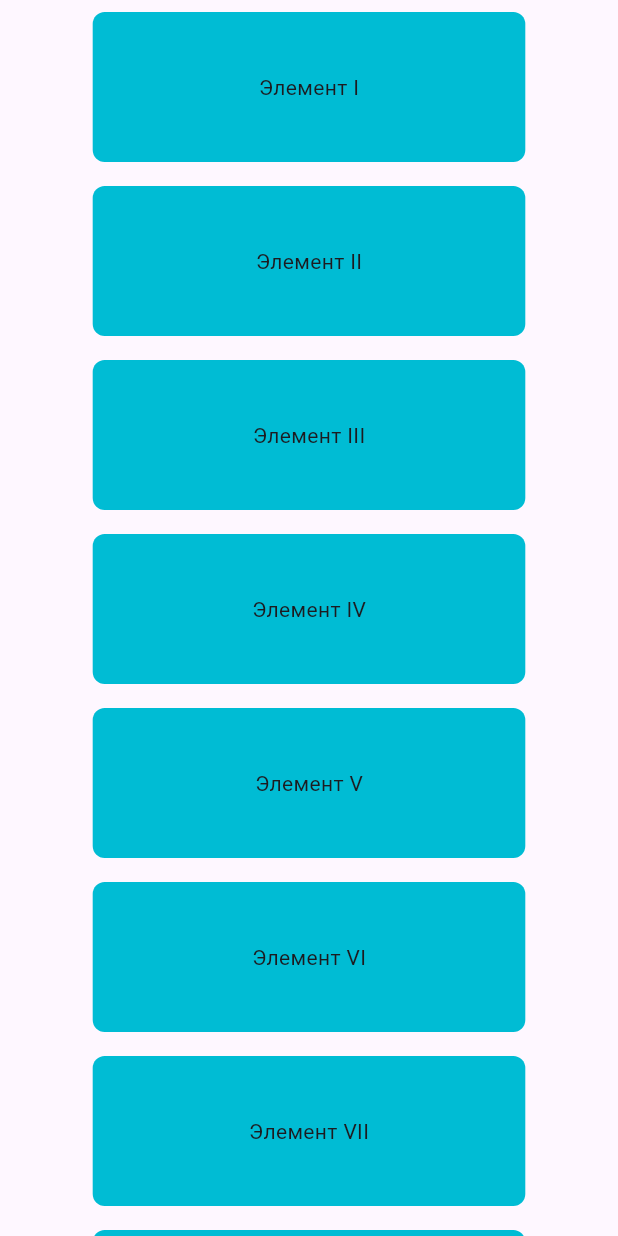
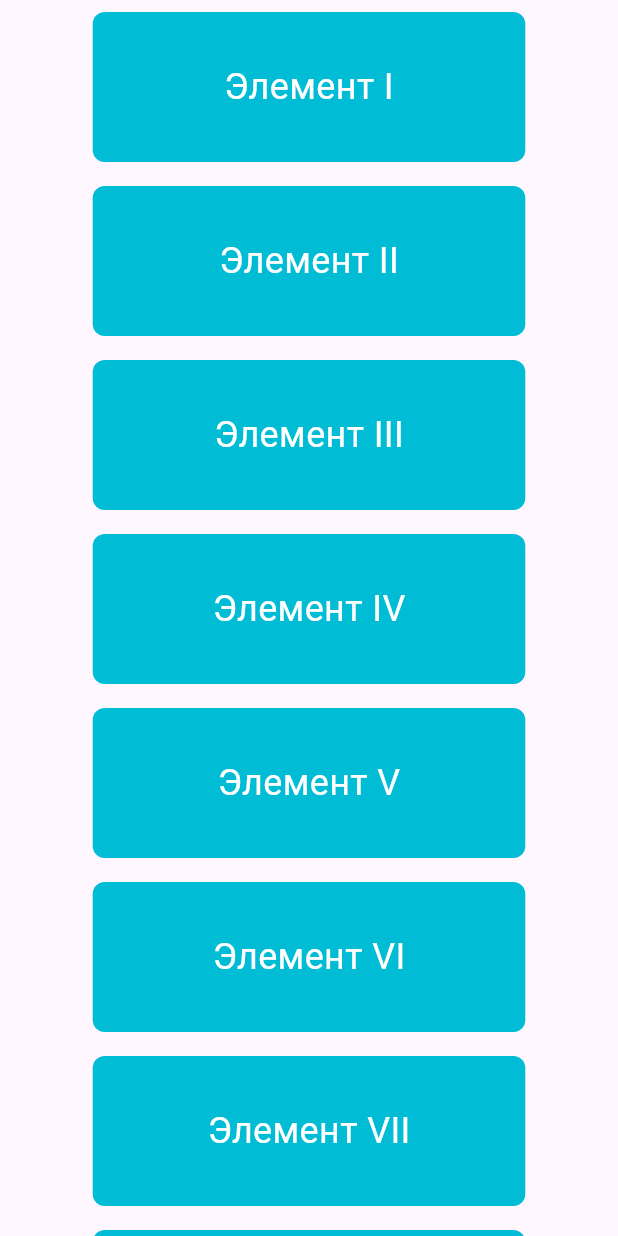
Before and after one commit to tech-zanuda/listview, a Flutter app: the screen it shows after launch, on a phone screen of 412 x 824 dp. Run offline on Flutter 3.47's test engine with Material 3 defaults, Android fonts, the phone set to English and light mode, and no system bars.

Commit message:
Changed text color and font size.

```diff
--- a/lib/components/list_items.dart
+++ b/lib/components/list_items.dart
@@ -15,7 +15,11 @@ class ListItems extends StatelessWidget {
         decoration: const BoxDecoration(
             color: Colors.cyan,
             borderRadius: BorderRadius.all(Radius.circular(8))),
-        child: Center(child: Text('Элемент $nums')),
+        child: Center(
+            child: Text(
+          'Элемент $nums',
+          style: const TextStyle(color: Colors.white, fontSize: 24),
+        )),
       ),
     );
   }
```
